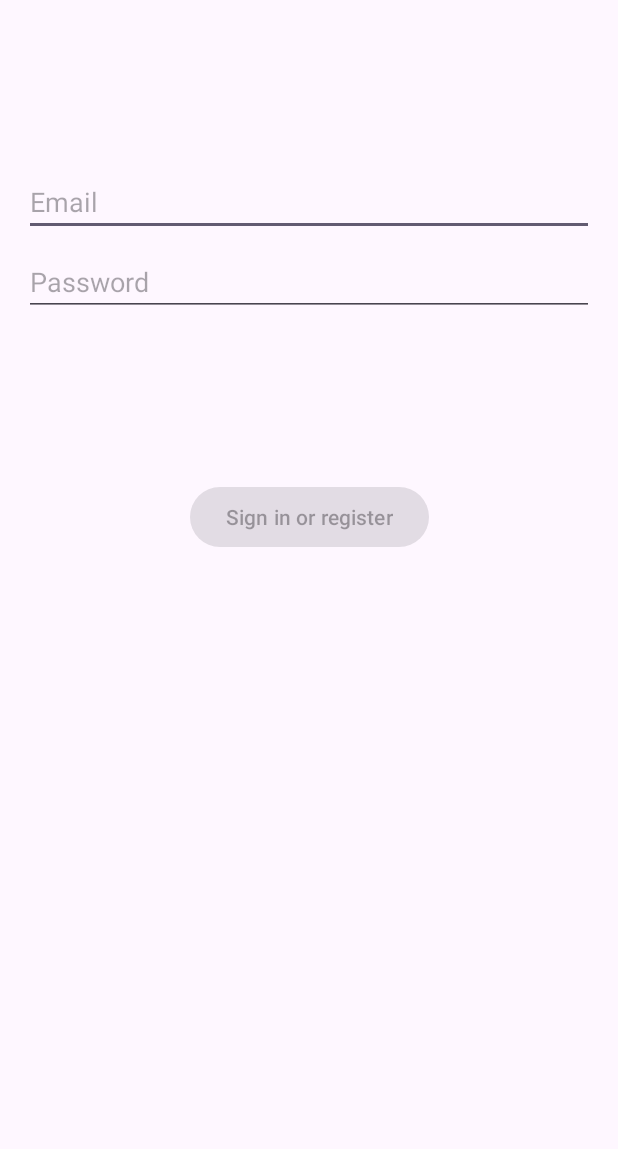
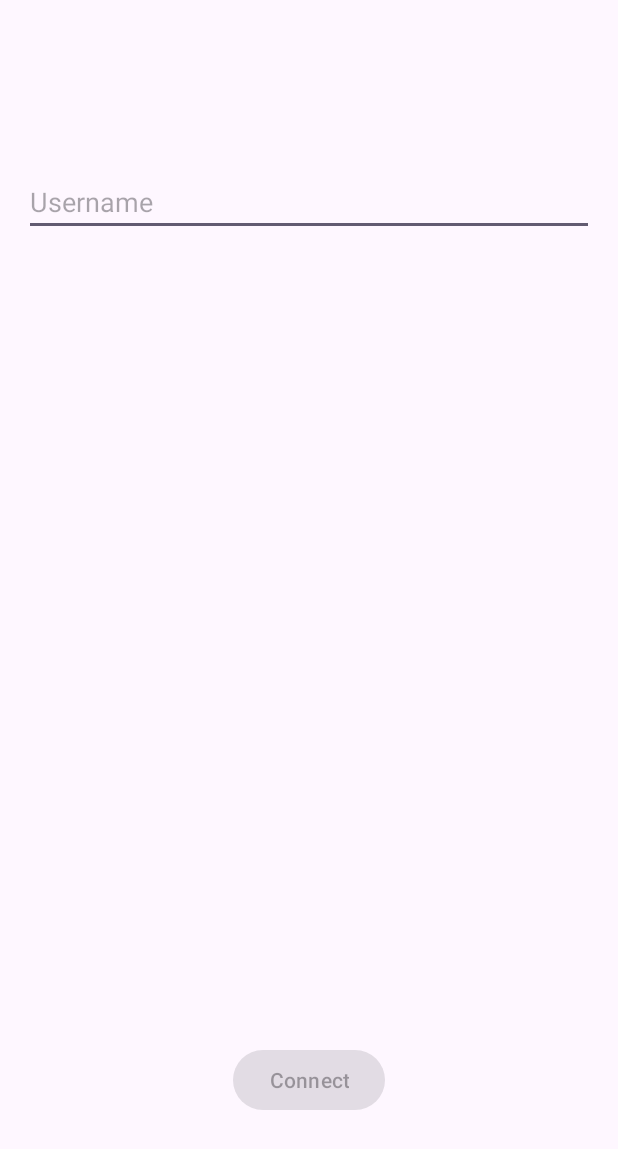
Before and after one commit to Dinholu/tpKotlin01, an Android app: the layout activity_login.xml on its own in the app's theme, with its tools: preview values and no code run, on a phone screen of 412 x 824 dp. Shown: the top 1149 px of the screen. Run offline under Robolectric (Android 15) with nearby library versions, the phone set to English and light mode, and no system bars.

Commit message:
Remove password input + change some strigns + username saved in SP with button is clicked (displayed in log)

```diff
--- a/app/src/main/res/layout/activity_login.xml
+++ b/app/src/main/res/layout/activity_login.xml
@@ -16,41 +16,24 @@
         android:layout_width="0dp"
         android:layout_height="wrap_content"
         android:layout_marginTop="96dp"
-        android:hint="@string/prompt_email"
+        android:hint="@string/prompt_username"
         android:inputType="textEmailAddress"
         android:selectAllOnFocus="true"
         app:layout_constraintEnd_toEndOf="parent"
         app:layout_constraintStart_toStartOf="parent"
         app:layout_constraintTop_toTopOf="parent" />
 
-    <EditText
-        android:id="@+id/password"
-        android:layout_width="0dp"
-        android:layout_height="wrap_content"
-        android:layout_marginTop="8dp"
-        android:hint="@string/prompt_password"
-        android:imeActionLabel="@string/action_sign_in_short"
-        android:imeOptions="actionDone"
-        android:inputType="textPassword"
-        android:selectAllOnFocus="true"
-        app:layout_constraintEnd_toEndOf="parent"
-        app:layout_constraintStart_toStartOf="parent"
-        app:layout_constraintTop_toBottomOf="@+id/username" />
-
     <Button
         android:id="@+id/login"
         android:layout_width="wrap_content"
         android:layout_height="wrap_content"
         android:layout_gravity="start"
-        android:layout_marginTop="16dp"
         android:layout_marginBottom="64dp"
         android:enabled="false"
-        android:text="@string/action_sign_in"
+        android:text="@string/action_connection"
         app:layout_constraintBottom_toBottomOf="parent"
         app:layout_constraintEnd_toEndOf="parent"
-        app:layout_constraintStart_toStartOf="parent"
-        app:layout_constraintTop_toBottomOf="@+id/password"
-        app:layout_constraintVertical_bias="0.2" />
+        app:layout_constraintStart_toStartOf="parent" />
 
     <ProgressBar
         android:id="@+id/loading"
@@ -61,9 +44,8 @@
         android:layout_marginBottom="64dp"
         android:visibility="gone"
         app:layout_constraintBottom_toBottomOf="parent"
-        app:layout_constraintEnd_toEndOf="@+id/password"
-        app:layout_constraintStart_toStartOf="@+id/password"
         app:layout_constraintTop_toTopOf="parent"
-        app:layout_constraintVertical_bias="0.3" />
+        app:layout_constraintVertical_bias="0.3"
+        tools:layout_editor_absoluteX="16dp" />
 
 </androidx.constraintlayout.widget.ConstraintLayout>
--- a/app/src/main/res/values/strings.xml
+++ b/app/src/main/res/values/strings.xml
@@ -1,9 +1,8 @@
 <resources>
     <string name="app_name">KotlinTP</string>
     <string name="title_activity_login">LoginActivity</string>
-    <string name="prompt_email">Email</string>
-    <string name="prompt_password">Password</string>
-    <string name="action_sign_in">Sign in or register</string>
+    <string name="prompt_username">Username</string>
+    <string name="action_connection">Connect</string>
     <string name="action_sign_in_short">Sign in</string>
     <string name="welcome">"Welcome !"</string>
     <string name="invalid_username">Not a valid username</string>
```
Also changed, not shown: app/src/main/AndroidManifest.xml (+5 -5 lines), app/src/main/java/com/example/kotlintp/LoginActivity.kt (+31 -0 lines).
